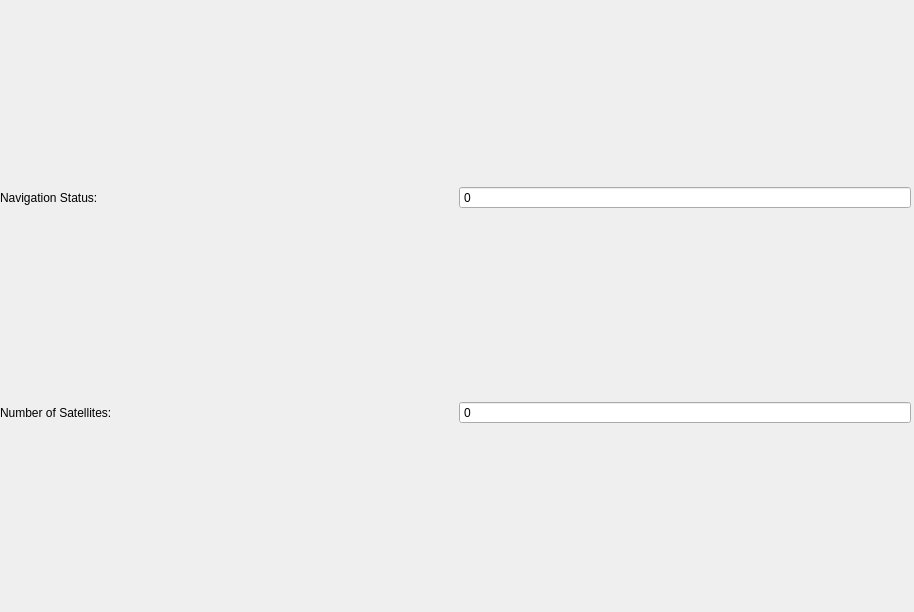
Above: src/lib/visualization/SecondaryGPSControl.ui from jmaye/libposlv before the change. Below: the same form after it.
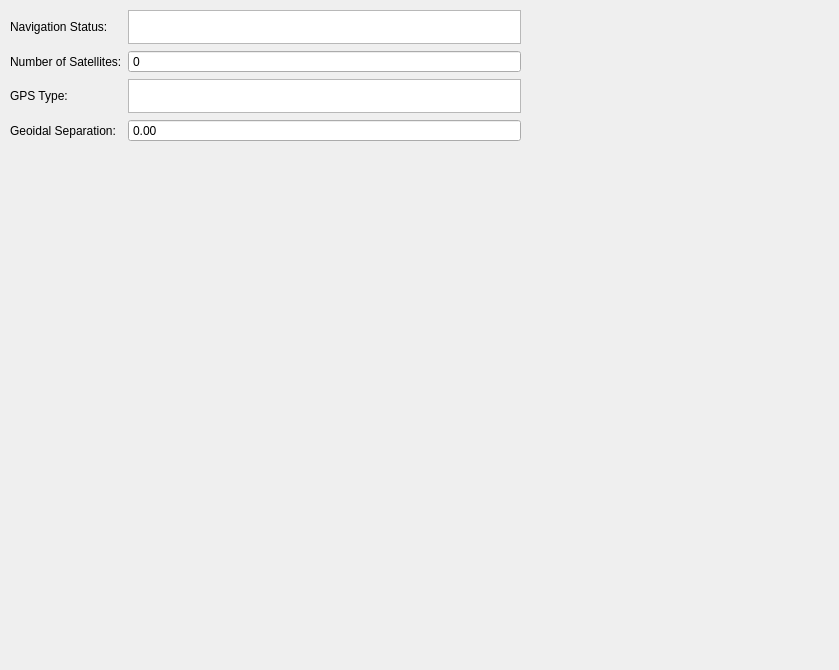
That is the form after the change.

```diff
--- a/src/lib/visualization/SecondaryGPSControl.ui
+++ b/src/lib/visualization/SecondaryGPSControl.ui
@@ -6,8 +6,8 @@
    <rect>
     <x>0</x>
     <y>0</y>
-    <width>914</width>
-    <height>612</height>
+    <width>839</width>
+    <height>670</height>
    </rect>
   </property>
   <property name="windowTitle">
@@ -16,29 +16,29 @@
   <widget class="QWidget" name="gridLayoutWidget_3">
    <property name="geometry">
     <rect>
-     <x>0</x>
-     <y>0</y>
-     <width>911</width>
-     <height>611</height>
+     <x>10</x>
+     <y>10</y>
+     <width>511</width>
+     <height>131</height>
     </rect>
    </property>
    <layout class="QGridLayout" name="secondaryGPSLayout">
-    <item row="2" column="0">
-     <widget class="QLabel" name="navSecGPSLabel">
-      <property name="text">
-       <string>Navigation Status:</string>
-      </property>
-     </widget>
-    </item>
-    <item row="5" column="0">
+    <item row="1" column="0">
      <widget class="QLabel" name="satSecGPSLabel">
       <property name="text">
        <string>Number of Satellites:</string>
       </property>
      </widget>
     </item>
-    <item row="2" column="1">
-     <widget class="QSpinBox" name="navSecGPSSpinBox">
+    <item row="0" column="0">
+     <widget class="QLabel" name="navSecGPSLabel">
+      <property name="text">
+       <string>Navigation Status:</string>
+      </property>
+     </widget>
+    </item>
+    <item row="1" column="1">
+     <widget class="QSpinBox" name="satSecGPSSpinBox">
       <property name="readOnly">
        <bool>true</bool>
       </property>
@@ -47,8 +47,28 @@
       </property>
      </widget>
     </item>
-    <item row="5" column="1">
-     <widget class="QSpinBox" name="satSecGPSSpinBox">
+    <item row="0" column="1">
+     <widget class="QTextBrowser" name="navSecGPSText"/>
+    </item>
+    <item row="2" column="0">
+     <widget class="QLabel" name="secGPSTypelabel">
+      <property name="text">
+       <string>GPS Type:</string>
+      </property>
+     </widget>
+    </item>
+    <item row="2" column="1">
+     <widget class="QTextBrowser" name="secGPSTypeText"/>
+    </item>
+    <item row="3" column="0">
+     <widget class="QLabel" name="geoidalSecGPSLabel">
+      <property name="text">
+       <string>Geoidal Separation:</string>
+      </property>
+     </widget>
+    </item>
+    <item row="3" column="1">
+     <widget class="QDoubleSpinBox" name="geoidalSecGPSSpinBox">
       <property name="readOnly">
        <bool>true</bool>
       </property>
```
Left out of the diff: 2 changed lines with no effect on the pictures.
